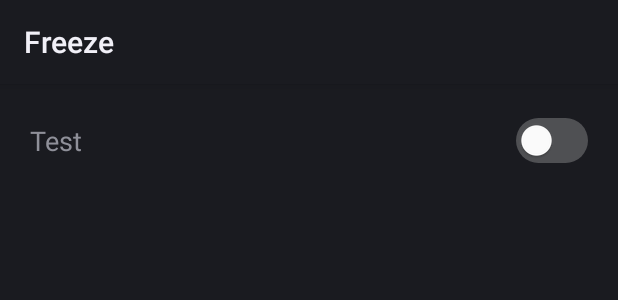
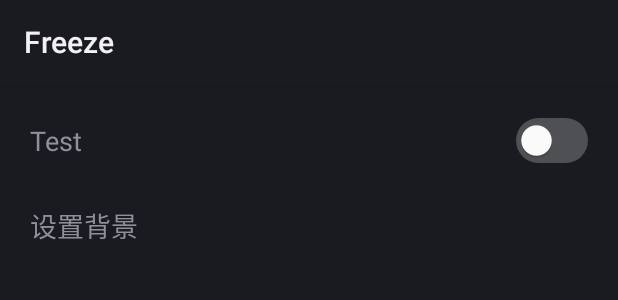
Before and after one commit to Tools-cx-app/Freezer-rs, an Android app: the layout layout_settings.xml on its own in the app's theme, with its tools: preview values and no code run, on a phone screen of 412 x 824 dp. Shown: the top 300 px of the screen. Run offline under Robolectric (Android 15) with nearby library versions, the phone set to English and light mode, and no system bars.

Commit message:
feat:实现自定义选择图片

```diff
--- a/app/src/main/res/layout/layout_settings.xml
+++ b/app/src/main/res/layout/layout_settings.xml
@@ -41,5 +41,20 @@
                 android:trackTint="@color/transparent"
                 tools:ignore="UseSwitchCompatOrMaterialXml" />
         </LinearLayout>
+     <LinearLayout
+            android:layout_width="match_parent"
+            android:layout_height="wrap_content"
+            android:gravity="center_vertical"
+            android:orientation="horizontal">
+
+            <TextView
+                android:id="@+id/set_background"
+                android:layout_width="0dp"
+                android:layout_height="wrap_content"
+                android:layout_weight="1"
+                android:paddingVertical="15dp"
+                android:text="@string/set_background"
+                android:textSize="18sp" />
+        </LinearLayout>
     </LinearLayout>
 </ScrollView>
--- a/app/src/main/res/values/strings.xml
+++ b/app/src/main/res/values/strings.xml
@@ -1,10 +1,11 @@
 <?xml version="1.0" encoding="utf-8"?>
 <resources>
     <string
-            name="number"
-            translatable="false">0</string>
+        name="number"
+        translatable="false">0</string>
     <string name="app_name">Freeze</string>
     <string name="xposed_description">Freeze</string>
     <string name="icon">Icon</string>
     <string name="test">Test</string>
+  <string name="set_background">设置背景</string>
 </resources>
```
Also changed, not shown: app/src/main/java/com/ruu/freeze/Settings.java (+60 -0 lines), app/src/main/java/com/ruu/freeze/Utils.java (+34 -26 lines).
